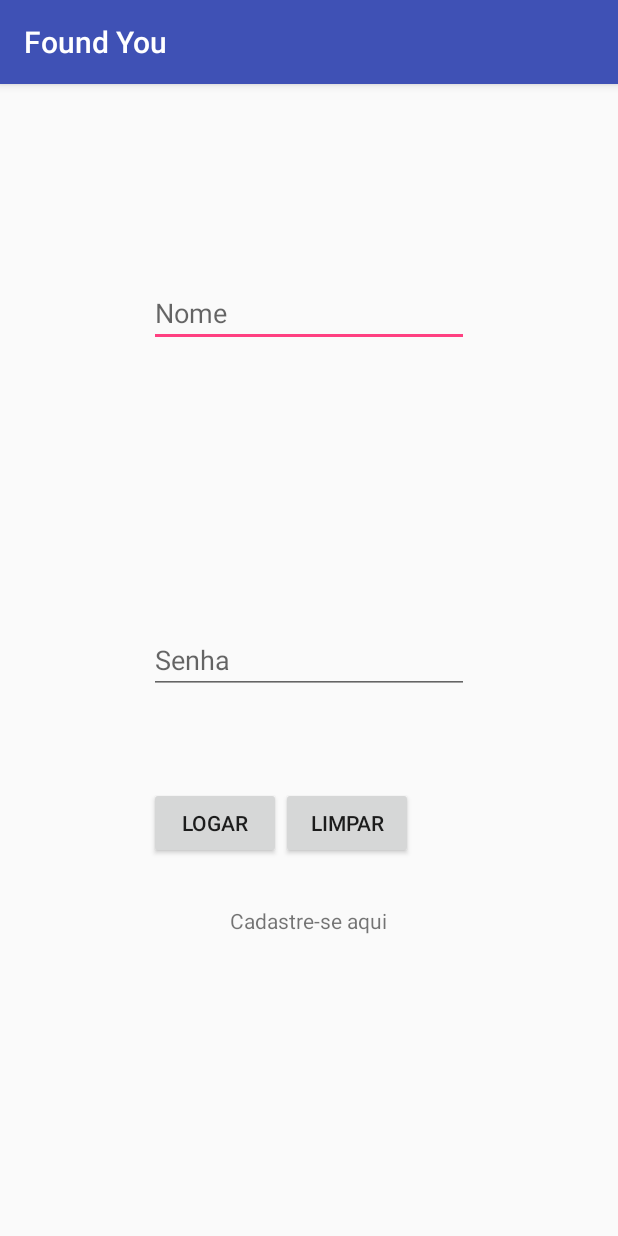
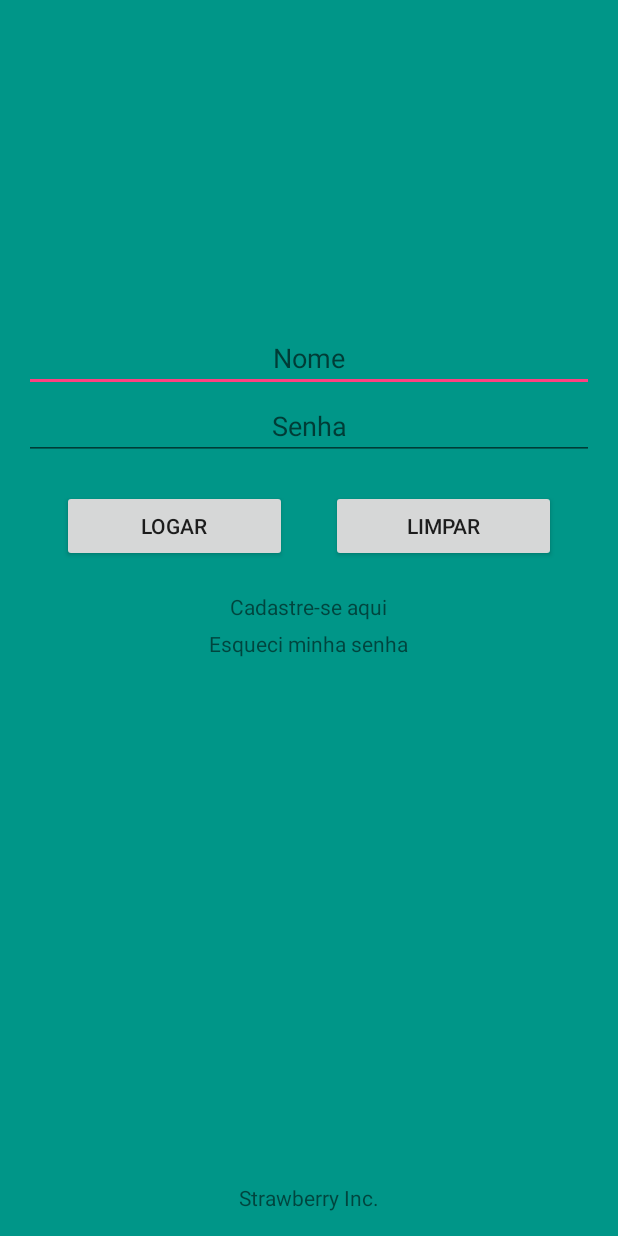
Before and after one commit to strawberryunimonte/ProjetoIntegradorV, an Android app: the screen it shows after launch (ActivityLogin), on a phone screen of 412 x 824 dp. Run offline under Robolectric (Android 15) with nearby library versions, the light colour scheme and no system bars; our stand-ins replace Firebase (no records; nobody signed in at launch, a user with empty details on screens opened directly).

Commit message:
Layout das Activity
* Activity Login
* Activity Cadastro

```diff
--- a/FoundYou/app/src/main/res/layout/activity_login.xml
+++ b/FoundYou/app/src/main/res/layout/activity_login.xml
@@ -3,61 +3,77 @@
     xmlns:tools="http://schemas.android.com/tools"
     android:layout_width="match_parent"
     android:layout_height="match_parent"
+    android:gravity="center"
+    android:background="@color/verde"
     android:paddingBottom="@dimen/activity_vertical_margin"
     android:paddingLeft="@dimen/activity_horizontal_margin"
     android:paddingRight="@dimen/activity_horizontal_margin"
-    android:paddingTop="@dimen/activity_vertical_margin"
-    tools:context="com.example.strawberry.foundyou.ActivityLogin">
+    android:paddingTop="@dimen/activity_vertical_margin">
 
     <EditText
-        android:layout_width="wrap_content"
+        android:layout_width="fill_parent"
         android:layout_height="wrap_content"
+        android:textAlignment="center"
         android:id="@+id/edtNomeLogin"
-        android:ems="10"
-        android:layout_alignParentTop="true"
+        android:hint="@string/nome"
         android:layout_centerHorizontal="true"
-        android:layout_marginTop="114dp"
-        android:hint="@string/nome"
-        android:maxLines="1" />
+        android:layout_marginTop="200dp"/>
 
     <EditText
-        android:layout_width="wrap_content"
+        android:layout_width="fill_parent"
         android:layout_height="wrap_content"
+        android:textAlignment="center"
         android:id="@+id/edtSenhaLogin"
-        android:ems="10"
-        android:layout_centerVertical="true"
-        android:layout_alignLeft="@+id/edtNomeLogin"
-        android:layout_alignStart="@+id/edtNomeLogin"
         android:hint="@string/senha"
         android:inputType="textPassword"
-        android:maxLines="1" />
+        android:layout_below="@+id/edtNomeLogin"
+        android:layout_centerHorizontal="true"/>
 
     <Button
-        android:layout_width="wrap_content"
+        android:layout_width="150dp"
         android:layout_height="wrap_content"
         android:id="@+id/btnLogarLogin"
         android:text="@string/logar"
-        android:layout_marginTop="62dp"
         android:layout_below="@+id/edtSenhaLogin"
-        android:layout_alignLeft="@+id/edtSenhaLogin"
-        android:layout_alignStart="@+id/edtSenhaLogin" />
-
+        android:layout_centerHorizontal="true"
+        android:layout_marginTop="20dp"
+        android:layout_alignParentLeft="true"
+        android:layout_marginLeft="25dp"/>
     <Button
-        android:layout_width="wrap_content"
+        android:layout_width="150dp"
         android:layout_height="wrap_content"
         android:id="@+id/btnLimparLogin"
         android:text="@string/limpar"
-        android:layout_alignTop="@+id/btnLogarLogin"
-        android:layout_toEndOf="@+id/btnLogarLogin"
-        android:layout_toRightOf="@+id/btnLogarLogin" />
+        android:layout_below="@+id/edtSenhaLogin"
+        android:layout_marginTop="20dp"
+        android:layout_alignParentRight="true"
+        android:layout_marginRight="25dp"/>
 
     <TextView
         android:layout_width="wrap_content"
         android:layout_height="wrap_content"
         android:text="@string/cadastre_se_aqui"
         android:id="@+id/txtCadLogin"
-        android:layout_marginTop="31dp"
         android:layout_below="@+id/btnLogarLogin"
-        android:layout_centerHorizontal="true" />
+        android:layout_centerHorizontal="true"
+        android:layout_marginTop="20dp"/>
+
+    <TextView
+        android:layout_width="wrap_content"
+        android:layout_height="wrap_content"
+        android:text="@string/esqueci_minha_senha"
+        android:id="@+id/txtEsqueciSenha"
+        android:layout_below="@+id/txtCadLogin"
+        android:layout_centerHorizontal="true"
+        android:layout_marginTop="5dp"/>
+
+    <TextView
+        android:layout_width="wrap_content"
+        android:layout_height="wrap_content"
+        android:text="@string/strawberry"
+        android:id="@+id/txtStrawberry"
+        android:layout_centerHorizontal="true"
+        android:layout_alignParentBottom="true"/>
+
 
 </RelativeLayout>
--- a/FoundYou/app/src/main/res/values/colors.xml
+++ b/FoundYou/app/src/main/res/values/colors.xml
@@ -4,4 +4,5 @@
     <color name="colorPrimaryDark">#303F9F</color>
     <color name="colorAccent">#FF4081</color>
     <color name="preto">#000000</color>
+    <color name="verde">#009688</color>
 </resources>
--- a/FoundYou/app/src/main/res/values/strings.xml
+++ b/FoundYou/app/src/main/res/values/strings.xml
@@ -6,6 +6,9 @@
     <string name="logar">Logar</string>
     <string name="nome">Nome</string>
     <string name="senha">Senha</string>
+    <string name="esqueci_minha_senha">Esqueci minha senha</string>
+    <string name="cadastrar">Cadastrar</string>
+    <string name="strawberry">Strawberry Inc.</string>
 
     <string-array name="Cursos">
         <item>Escolha seu Curso</item>
--- a/FoundYou/app/src/main/res/values/styles.xml
+++ b/FoundYou/app/src/main/res/values/styles.xml
@@ -1,7 +1,7 @@
 <resources>
 
     <!-- Base application theme. -->
-    <style name="AppTheme" parent="Theme.AppCompat.Light.DarkActionBar">
+    <style name="AppTheme" parent="Theme.AppCompat.Light.NoActionBar">
         <!-- Customize your theme here. -->
         <item name="colorPrimary">@color/colorPrimary</item>
         <item name="colorPrimaryDark">@color/colorPrimaryDark</item>
```
Also changed, not shown: FoundYou/app/src/main/res/layout/activity_cadastro.xml (+21 -17 lines).
